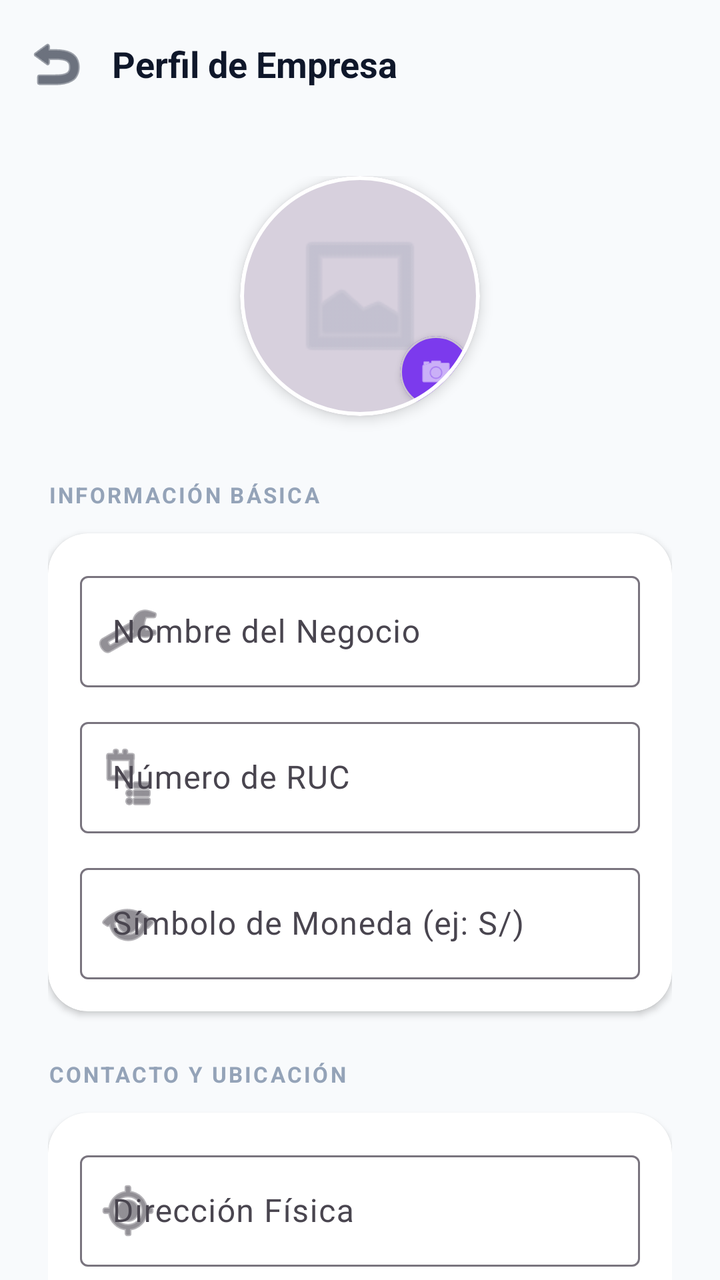
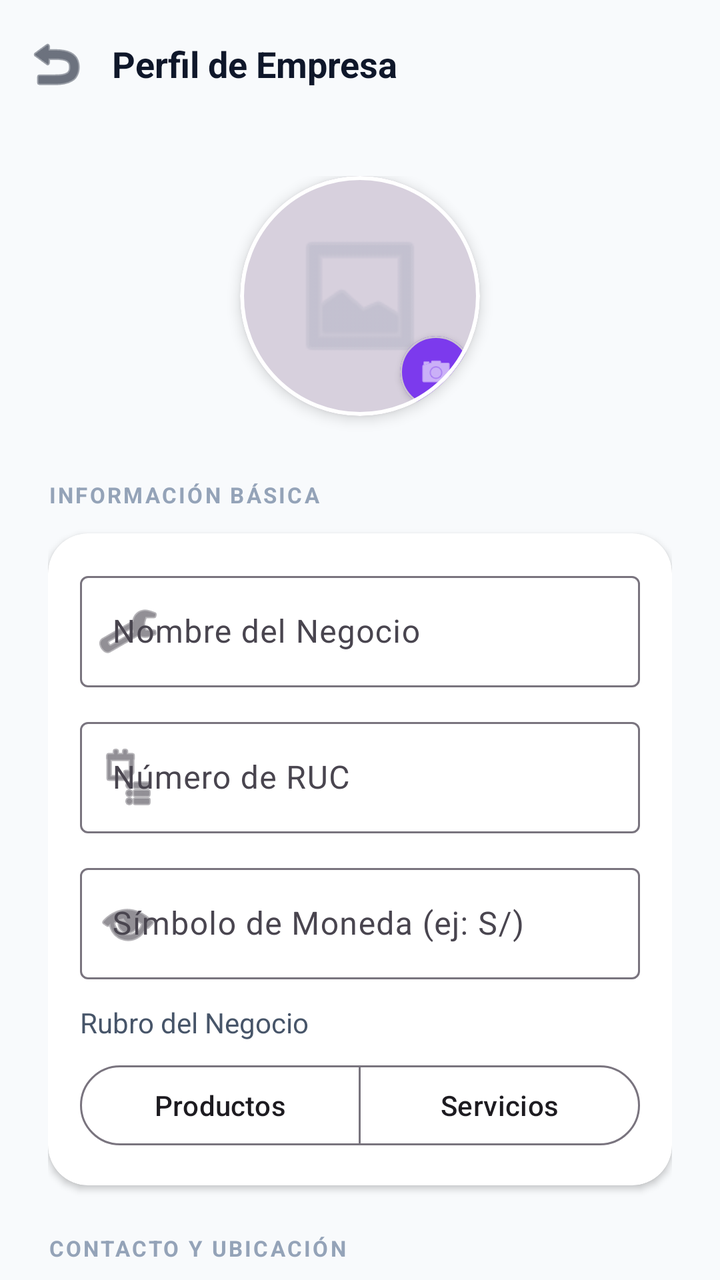

Before-and-after screenshots of an Android layout around one commit, followed by the original layout XML and the change that was made.
<!-- AndroidManifest.xml: application theme Theme.Naxor -->
<!-- res/layout/activity_settings.xml -->
<?xml version="1.0" encoding="utf-8"?>
<androidx.coordinatorlayout.widget.CoordinatorLayout xmlns:android="http://schemas.android.com/apk/res/android"
    xmlns:app="http://schemas.android.com/apk/res-auto"
    xmlns:tools="http://schemas.android.com/tools"
    android:layout_width="match_parent"
    android:layout_height="match_parent"
    android:background="@color/slate_50">

    <com.google.android.material.appbar.AppBarLayout
        android:layout_width="match_parent"
        android:layout_height="wrap_content"
        android:background="@color/slate_50"
        app:elevation="0dp">

        <com.google.android.material.appbar.MaterialToolbar
            android:id="@+id/toolbarSettings"
            android:layout_width="match_parent"
            android:layout_height="?attr/actionBarSize"
            app:navigationIcon="@android:drawable/ic_menu_revert"
            app:navigationIconTint="@color/slate_900">

            <TextView
                android:layout_width="wrap_content"
                android:layout_height="wrap_content"
                android:text="Perfil de Empresa"
                android:textSize="18sp"
                android:textStyle="bold"
                android:textColor="@color/slate_900" />

            
            <View
                android:id="@+id/btnBackSettings"
                android:layout_width="1dp"
                android:layout_height="1dp"
                android:visibility="gone" />

        </com.google.android.material.appbar.MaterialToolbar>
    </com.google.android.material.appbar.AppBarLayout>

    <androidx.core.widget.NestedScrollView
        android:layout_width="match_parent"
        android:layout_height="match_parent"
        app:layout_behavior="@string/appbar_scrolling_view_behavior">

        <LinearLayout
            android:layout_width="match_parent"
            android:layout_height="wrap_content"
            android:orientation="vertical"
            android:padding="24dp">

            
            <com.google.android.material.card.MaterialCardView
                android:id="@+id/cardBusinessLogo"
                android:layout_width="120dp"
                android:layout_height="120dp"
                android:layout_gravity="center"
                android:layout_marginBottom="32dp"
                app:cardCornerRadius="60dp"
                app:cardElevation="4dp"
                app:strokeWidth="2dp"
                app:strokeColor="@color/white">

                <FrameLayout
                    android:layout_width="match_parent"
                    android:layout_height="match_parent">

                    <ImageView
                        android:id="@+id/ivBusinessLogo"
                        android:layout_width="match_parent"
                        android:layout_height="match_parent"
                        android:scaleType="centerCrop"
                        android:src="@android:drawable/ic_menu_gallery"
                        android:padding="24dp"
                        android:alpha="0.4"
                        app:tint="@color/slate_400" />

                    <View
                        android:layout_width="match_parent"
                        android:layout_height="match_parent"
                        android:background="#1A000000" />

                    <com.google.android.material.card.MaterialCardView
                        android:layout_width="36dp"
                        android:layout_height="36dp"
                        android:layout_gravity="bottom|end"
                        android:layout_margin="4dp"
                        app:cardCornerRadius="18dp"
                        app:cardElevation="2dp"
                        app:cardBackgroundColor="@color/purple_600">
                        <ImageView
                            android:layout_width="18dp"
                            android:layout_height="18dp"
                            android:layout_gravity="center"
                            android:src="@android:drawable/ic_menu_camera"
                            app:tint="@color/white" />
                    </com.google.android.material.card.MaterialCardView>
                </FrameLayout>
            </com.google.android.material.card.MaterialCardView>

            
            <TextView
                android:layout_width="wrap_content"
                android:layout_height="wrap_content"
                android:text="INFORMACIÓN BÁSICA"
                android:textSize="11sp"
                android:textStyle="bold"
                android:textColor="@color/slate_400"
                android:letterSpacing="0.1"
                android:layout_marginBottom="12dp" />

            <com.google.android.material.card.MaterialCardView
                android:layout_width="match_parent"
                android:layout_height="wrap_content"
                android:layout_marginBottom="24dp"
                app:cardCornerRadius="20dp"
                app:cardElevation="2dp"
                app:cardBackgroundColor="@color/white"
                app:strokeWidth="0dp">

                <LinearLayout
                    android:layout_width="match_parent"
                    android:layout_height="wrap_content"
                    android:orientation="vertical"
                    android:padding="16dp">

                    <com.google.android.material.textfield.TextInputLayout
                        style="@style/Widget.Material3.TextInputLayout.OutlinedBox"
                        android:layout_width="match_parent"
                        android:layout_height="wrap_content"
                        android:hint="Nombre del Negocio"
                        app:startIconDrawable="@android:drawable/ic_menu_manage"
                        android:layout_marginBottom="12dp">
                        <com.google.android.material.textfield.TextInputEditText
                            android:id="@+id/etBusinessName"
                            android:layout_width="match_parent"
                            android:layout_height="wrap_content"
                            android:inputType="textCapWords" />
                    </com.google.android.material.textfield.TextInputLayout>

                    <com.google.android.material.textfield.TextInputLayout
                        style="@style/Widget.Material3.TextInputLayout.OutlinedBox"
                        android:layout_width="match_parent"
                        android:layout_height="wrap_content"
                        android:hint="Número de RUC"
                        app:startIconDrawable="@android:drawable/ic_menu_agenda"
                        android:layout_marginBottom="12dp">
                        <com.google.android.material.textfield.TextInputEditText
                            android:id="@+id/etBusinessRuc"
                            android:layout_width="match_parent"
                            android:layout_height="wrap_content"
                            android:inputType="number"
                            android:maxLength="11" />
                    </com.google.android.material.textfield.TextInputLayout>

                    <com.google.android.material.textfield.TextInputLayout
                        style="@style/Widget.Material3.TextInputLayout.OutlinedBox"
                        android:layout_width="match_parent"
                        android:layout_height="wrap_content"
                        android:hint="Símbolo de Moneda (ej: S/)"
                        app:startIconDrawable="@android:drawable/ic_menu_view">
                        <com.google.android.material.textfield.TextInputEditText
                            android:id="@+id/etCurrencySymbol"
                            android:layout_width="match_parent"
                            android:layout_height="wrap_content"
                            android:maxLength="3" />
                    </com.google.android.material.textfield.TextInputLayout>
                </LinearLayout>
            </com.google.android.material.card.MaterialCardView>

            <TextView
                android:layout_width="wrap_content"
                android:layout_height="wrap_content"
                android:text="CONTACTO Y UBICACIÓN"
                android:textSize="11sp"
                android:textStyle="bold"
                android:textColor="@color/slate_400"
                android:letterSpacing="0.1"
                android:layout_marginBottom="12dp" />

            <com.google.android.material.card.MaterialCardView
                android:layout_width="match_parent"
                android:layout_height="wrap_content"
                android:layout_marginBottom="24dp"
                app:cardCornerRadius="20dp"
                app:cardElevation="2dp"
                app:cardBackgroundColor="@color/white"
                app:strokeWidth="0dp">

                <LinearLayout
                    android:layout_width="match_parent"
                    android:layout_height="wrap_content"
                    android:orientation="vertical"
                    android:padding="16dp">

                    <com.google.android.material.textfield.TextInputLayout
                        style="@style/Widget.Material3.TextInputLayout.OutlinedBox"
                        android:layout_width="match_parent"
                        android:layout_height="wrap_content"
                        android:hint="Dirección Física"
                        app:startIconDrawable="@android:drawable/ic_menu_mylocation"
                        android:layout_marginBottom="12dp">
                        <com.google.android.material.textfield.TextInputEditText
                            android:id="@+id/etBusinessAddress"
                            android:layout_width="match_parent"
                            android:layout_height="wrap_content"
                            android:inputType="textPostalAddress" />
                    </com.google.android.material.textfield.TextInputLayout>

                    <com.google.android.material.textfield.TextInputLayout
                        style="@style/Widget.Material3.TextInputLayout.OutlinedBox"
                        android:layout_width="match_parent"
                        android:layout_height="wrap_content"
                        android:hint="WhatsApp / Teléfono"
                        app:startIconDrawable="@android:drawable/ic_menu_call">
                        <com.google.android.material.textfield.TextInputEditText
                            android:id="@+id/etBusinessPhone"
                            android:layout_width="match_parent"
                            android:layout_height="wrap_content"
                            android:inputType="phone" />
                    </com.google.android.material.textfield.TextInputLayout>
                </LinearLayout>
            </com.google.android.material.card.MaterialCardView>

            <TextView
                android:layout_width="wrap_content"
                android:layout_height="wrap_content"
                android:text="SEGURIDAD Y APIS"
                android:textSize="11sp"
                android:textStyle="bold"
                android:textColor="@color/slate_400"
                android:letterSpacing="0.1"
                android:layout_marginBottom="12dp" />

            <com.google.android.material.card.MaterialCardView
                android:layout_width="match_parent"
                android:layout_height="wrap_content"
                android:layout_marginBottom="32dp"
                app:cardCornerRadius="20dp"
                app:cardElevation="2dp"
                app:cardBackgroundColor="@color/white"
                app:strokeWidth="0dp">

                <LinearLayout
                    android:layout_width="match_parent"
                    android:layout_height="wrap_content"
                    android:orientation="vertical"
                    android:padding="16dp">

                    <com.google.android.material.textfield.TextInputLayout
                        style="@style/Widget.Material3.TextInputLayout.OutlinedBox"
                        android:layout_width="match_parent"
                        android:layout_height="wrap_content"
                        android:hint="PIN de Seguridad (4 dígitos)"
                        app:startIconDrawable="@android:drawable/ic_lock_lock"
                        app:passwordToggleEnabled="true"
                        android:layout_marginBottom="12dp">
                        <com.google.android.material.textfield.TextInputEditText
                            android:id="@+id/etSecurityPin"
                            android:layout_width="match_parent"
                            android:layout_height="wrap_content"
                            android:inputType="numberPassword"
                            android:maxLength="4" />
                    </com.google.android.material.textfield.TextInputLayout>

                    <com.google.android.material.textfield.TextInputLayout
                        style="@style/Widget.Material3.TextInputLayout.OutlinedBox"
                        android:layout_width="match_parent"
                        android:layout_height="wrap_content"
                        android:hint="Token de ApisPeru"
                        app:startIconDrawable="@android:drawable/ic_menu_send"
                        app:passwordToggleEnabled="true"
                        app:helperText="Opcional: Para consultas RUC/DNI">
                        <com.google.android.material.textfield.TextInputEditText
                            android:id="@+id/etApiToken"
                            android:layout_width="match_parent"
                            android:layout_height="wrap_content"
                            android:inputType="textPassword" />
                    </com.google.android.material.textfield.TextInputLayout>
                </LinearLayout>
            </com.google.android.material.card.MaterialCardView>

            <com.google.android.material.button.MaterialButton
                android:id="@+id/btnSaveSettings"
                android:layout_width="match_parent"
                android:layout_height="60dp"
                android:text="Guardar Cambios"
                android:textSize="16sp"
                android:textStyle="bold"
                app:cornerRadius="16dp"
                app:backgroundTint="@color/purple_600"
                app:icon="@android:drawable/ic_menu_save"
                app:iconGravity="textStart"
                android:layout_marginBottom="24dp" />

        </LinearLayout>
    </androidx.core.widget.NestedScrollView>

</androidx.coordinatorlayout.widget.CoordinatorLayout>
<!-- resources referenced by this layout -->
<resources>
  <color name="purple_600">#7C3AED</color>
  <color name="slate_400">#94A3B8</color>
  <color name="slate_50">#F8FAFC</color>
  <color name="slate_900">#0F172A</color>
  <color name="white">#FFFFFFFF</color>
  <style name="Theme.Naxor" parent="Base.Theme.Naxor" />
  <style name="Base.Theme.Naxor" parent="Theme.Material3.DayNight.NoActionBar">
          
          
      </style>
</resources>

<!-- the commit's change to res/layout/activity_settings.xml (unified diff, before → after) -->
@@ -157,13 +157,83 @@
                         android:layout_width="match_parent"
                         android:layout_height="wrap_content"
                         android:hint="Símbolo de Moneda (ej: S/)"
-                        app:startIconDrawable="@android:drawable/ic_menu_view">
+                        app:startIconDrawable="@android:drawable/ic_menu_view"
+                        android:layout_marginBottom="12dp">
                         <com.google.android.material.textfield.TextInputEditText
                             android:id="@+id/etCurrencySymbol"
                             android:layout_width="match_parent"
                             android:layout_height="wrap_content"
                             android:maxLength="3" />
                     </com.google.android.material.textfield.TextInputLayout>
+
+                    <TextView
+                        android:layout_width="wrap_content"
+                        android:layout_height="wrap_content"
+                        android:text="Rubro del Negocio"
+                        android:textSize="14sp"
+                        android:textColor="@color/slate_600"
+                        android:layout_marginBottom="8dp" />
+
+                    <com.google.android.material.button.MaterialButtonToggleGroup
+                        android:id="@+id/toggleBusinessType"
+                        android:layout_width="match_parent"
+                        android:layout_height="wrap_content"
+                        app:singleSelection="true"
+                        app:selectionRequired="true">
+                        <com.google.android.material.button.MaterialButton
+                            android:id="@+id/btnTypeProducts"
+                            style="@style/Widget.Material3.Button.OutlinedButton"
+                            android:layout_width="0dp"
+                            android:layout_height="wrap_content"
+                            android:layout_weight="1"
+                            android:text="Productos" />
+                        <com.google.android.material.button.MaterialButton
+                            android:id="@+id/btnTypeServices"
+                            style="@style/Widget.Material3.Button.OutlinedButton"
+                            android:layout_width="0dp"
+                            android:layout_height="wrap_content"
+                            android:layout_weight="1"
+                            android:text="Servicios" />
+                    </com.google.android.material.button.MaterialButtonToggleGroup>
+
+                    
+                    <LinearLayout
+                        android:id="@+id/layoutHotelOption"
+                        android:layout_width="match_parent"
+                        android:layout_height="wrap_content"
+                        android:orientation="vertical"
+                        android:layout_marginTop="12dp"
+                        android:visibility="gone"
+                        tools:visibility="visible">
+
+                        <TextView
+                            android:layout_width="wrap_content"
+                            android:layout_height="wrap_content"
+                            android:text="Especialidad de Servicio"
+                            android:textSize="12sp"
+                            android:textColor="@color/slate_500"
+                            android:layout_marginBottom="8dp" />
+
+                        <com.google.android.material.button.MaterialButton
+                            android:id="@+id/btnSelectHotel"
+                            style="@style/Widget.Material3.Button.OutlinedButton"
+                            android:layout_width="match_parent"
+                            android:layout_height="wrap_content"
+                            android:text="🏨 Hotelería / Hospedaje"
+                            android:textAlignment="viewStart"
+                            app:icon="@android:drawable/ic_menu_agenda"
+                            app:iconGravity="textStart" />
+                    </LinearLayout>
+
+                    <com.google.android.material.button.MaterialButton
+                        android:id="@+id/btnChangeSystem"
+                        style="@style/Widget.Material3.Button.TonalButton"
+                        android:layout_width="match_parent"
+                        android:layout_height="wrap_content"
+                        android:layout_marginTop="16dp"
+                        android:text="Cambiar de sistema"
+                        android:visibility="gone"
+                        app:icon="@android:drawable/ic_menu_rotate" />
                 </LinearLayout>
             </com.google.android.material.card.MaterialCardView>
 
<!-- resource entries referenced after the edit -->
@@ -3,6 +3,8 @@
   <color name="purple_600">#7C3AED</color>
   <color name="slate_400">#94A3B8</color>
   <color name="slate_50">#F8FAFC</color>
+  <color name="slate_500">#64748B</color>
+  <color name="slate_600">#475569</color>
   <color name="slate_900">#0F172A</color>
   <color name="white">#FFFFFFFF</color>
   <style name="Theme.Naxor" parent="Base.Theme.Naxor" />
